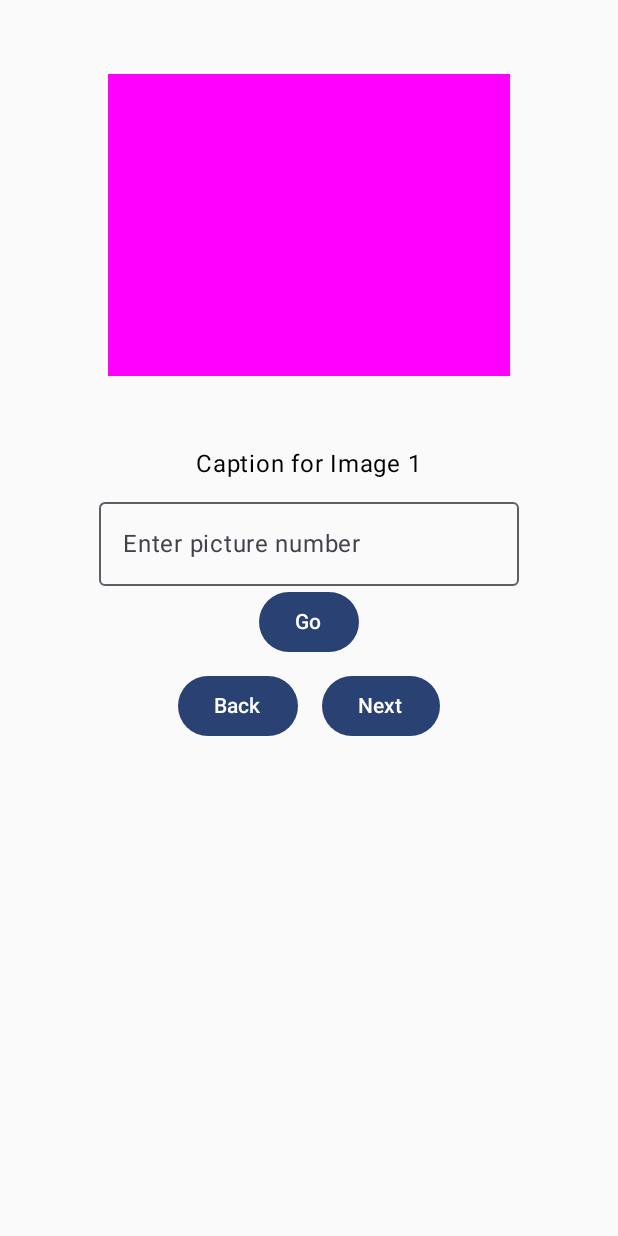
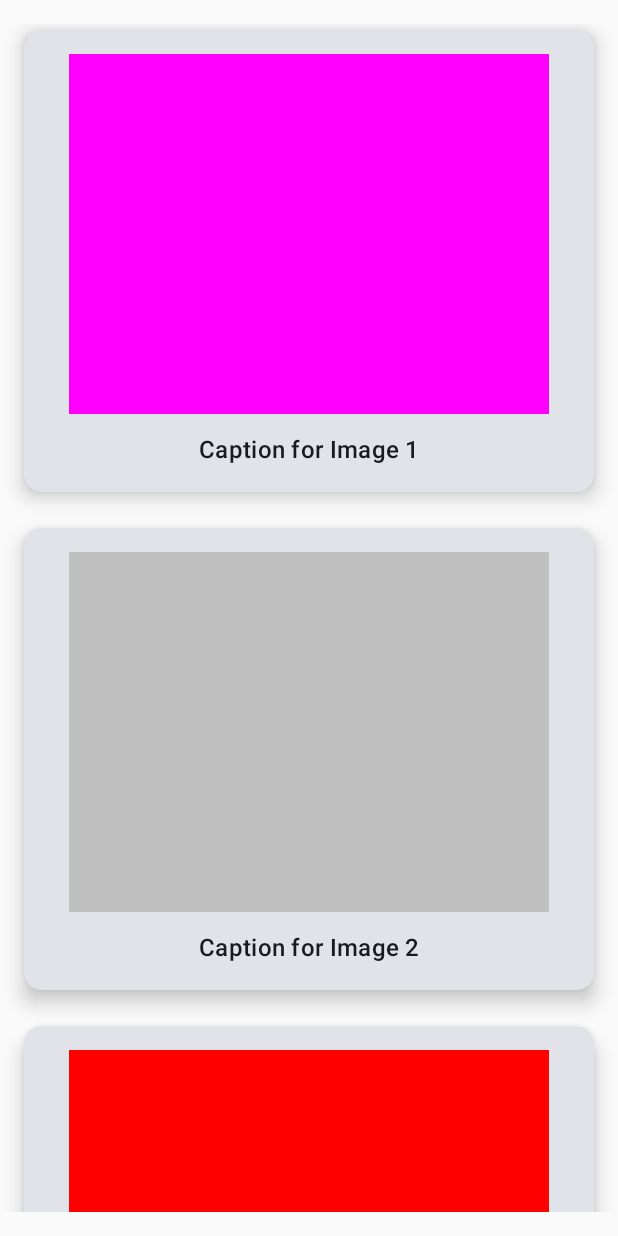
Before and after one commit to BilalA99/SlideshowListApp, an Android app built with Jetpack Compose: the screen it shows after launch (MainActivity), on a phone screen of 412 x 824 dp. Run offline under Robolectric (Android 15) with nearby library versions, the phone set to English and light mode, and no system bars; 1 statement that could not run was skipped.

Commit message:
Convert slideshow app to scrollable list with custom app icon

```diff
--- a/app/src/main/AndroidManifest.xml
+++ b/app/src/main/AndroidManifest.xml
@@ -6,7 +6,7 @@
         android:allowBackup="true"
         android:dataExtractionRules="@xml/data_extraction_rules"
         android:fullBackupContent="@xml/backup_rules"
-        android:icon="@mipmap/ic_launcher"
+        android:icon="@drawable/ic_app_icon"
         android:label="@string/app_name"
         android:roundIcon="@mipmap/ic_launcher_round"
         android:supportsRtl="true"
--- a/app/src/main/java/com/example/slideshowapp/MainActivity.kt
+++ b/app/src/main/java/com/example/slideshowapp/MainActivity.kt
@@ -5,16 +5,16 @@ import androidx.activity.ComponentActivity
 import androidx.activity.compose.setContent
 import androidx.compose.foundation.Image
 import androidx.compose.foundation.layout.*
-import androidx.compose.foundation.text.KeyboardOptions
+import androidx.compose.foundation.lazy.LazyColumn
 import androidx.compose.material3.*
-import androidx.compose.runtime.*
+import androidx.compose.runtime.Composable
 import androidx.compose.ui.Alignment
 import androidx.compose.ui.Modifier
 import androidx.compose.ui.res.painterResource
 import androidx.compose.ui.res.stringResource
+import androidx.compose.ui.text.style.TextAlign
 import androidx.compose.ui.tooling.preview.Preview
 import androidx.compose.ui.unit.dp
-import androidx.compose.ui.text.input.KeyboardType
 import com.example.slideshowapp.ui.theme.SlideshowAppTheme
 
 class MainActivity : ComponentActivity() {
@@ -22,118 +22,80 @@ class MainActivity : ComponentActivity() {
         super.onCreate(savedInstanceState)
         setContent {
             SlideshowAppTheme {
-                SlideshowScreen()
+                SlideListScreen()
             }
         }
     }
 }
 
 @Composable
-fun SlideshowScreen() {
-    var currentIndex by remember { mutableIntStateOf(0) }
-    var textInput by remember { mutableStateOf("") }
-
-    SlideshowContent(
-        currentIndex = currentIndex,
-        textInput = textInput,
-        onNext = { currentIndex = (currentIndex + 1) % 6 }, // cycles through all 6 images
-        onBack = { currentIndex = if (currentIndex == 0) 5 else currentIndex - 1 },
-        onGo = { inputIndex ->
-            if (inputIndex in 1..6) {
-                currentIndex = inputIndex - 1
-            }
-        },
-        onTextInputChange = { textInput = it }
-    )
-}
-
-@Composable
-fun SlideshowContent(
-    currentIndex: Int,
-    textInput: String,
-    onNext: () -> Unit,
-    onBack: () -> Unit,
-    onGo: (Int) -> Unit,
-    onTextInputChange: (String) -> Unit
-) {
-    val images = listOf(
-        R.drawable.image1, R.drawable.image2, R.drawable.image3,
-        R.drawable.image4, R.drawable.image5, R.drawable.image6
+fun SlideListScreen() {
+    val slideItems = listOf(
+        SlideItem(R.drawable.image1, stringResource(R.string.caption_1)),
+        SlideItem(R.drawable.image2, stringResource(R.string.caption_2)),
+        SlideItem(R.drawable.image3, stringResource(R.string.caption_3)),
+        SlideItem(R.drawable.image4, stringResource(R.string.caption_4)),
+        SlideItem(R.drawable.image5, stringResource(R.string.caption_5)),
+        SlideItem(R.drawable.image6, stringResource(R.string.caption_6)),
+        SlideItem(R.drawable.image7, stringResource(R.string.caption_7)),
+        SlideItem(R.drawable.image8, stringResource(R.string.caption_8)),
+        SlideItem(R.drawable.image9, stringResource(R.string.caption_9)),
+        SlideItem(R.drawable.image10, stringResource(R.string.caption_10))
     )
 
-    val captions = listOf(
-        stringResource(R.string.caption_1),
-        stringResource(R.string.caption_2),
-        stringResource(R.string.caption_3),
-        stringResource(R.string.caption_4),
-        stringResource(R.string.caption_5),
-        stringResource(R.string.caption_6)
-    )
-
-    Column(
-        modifier = Modifier.fillMaxSize(),
-        horizontalAlignment = Alignment.CenterHorizontally
+    LazyColumn(
+        modifier = Modifier
+            .fillMaxSize()
+            .padding(16.dp),
+        verticalArrangement = Arrangement.spacedBy(16.dp)
     ) {
-        Image(
-            painter = painterResource(id = images[currentIndex]),
-            contentDescription = null,
-            modifier = Modifier
-                .size(300.dp)
-                .padding(16.dp)
-        )
-
-        Text(
-            text = captions[currentIndex],
-            style = MaterialTheme.typography.bodyLarge
-        )
-
-        Spacer(modifier = Modifier.height(8.dp))
-
-        OutlinedTextField(
-            value = textInput,
-            onValueChange = onTextInputChange,
-            label = { Text(stringResource(R.string.enter_picture_number)) },
-            keyboardOptions = KeyboardOptions.Default.copy(keyboardType = KeyboardType.Number)
-        )
-
-        Button(onClick = { onGo(textInput.toIntOrNull() ?: -1) }) {
-            Text(stringResource(R.string.go_button))
-        }
-
-        Spacer(modifier = Modifier.height(8.dp))
-
-        Row {
-            Button(onClick = onBack) {
-                Text(stringResource(R.string.back_button))
-            }
-
-            Spacer(modifier = Modifier.width(16.dp))
-
-            Button(onClick = onNext) {
-                Text(stringResource(R.string.next_button))
-            }
+        items(slideItems.size) { index ->
+            SlideItemCard(slideItems[index])
         }
     }
 }
 
-@Preview(name = "Interactive Mode", showBackground = true)
 @Composable
-fun PreviewSlideshowScreen() {
-    var currentIndex by remember { mutableIntStateOf(0) }
-    var textInput by remember { mutableStateOf("") }
-
-    SlideshowAppTheme {
-        SlideshowContent(
-            currentIndex = currentIndex,
-            textInput = textInput,
-            onNext = { currentIndex = (currentIndex + 1) % 6 },
-            onBack = { currentIndex = if (currentIndex == 0) 5 else currentIndex - 1 },
-            onGo = { inputIndex ->
-                if (inputIndex in 1..6) {
-                    currentIndex = inputIndex - 1
-                }
-            },
-            onTextInputChange = { textInput = it }
-        )
+fun SlideItemCard(item: SlideItem) {
+    Card(
+        modifier = Modifier
+            .fillMaxWidth()
+            .padding(vertical = 4.dp),
+        elevation = CardDefaults.cardElevation(defaultElevation = 8.dp),
+        shape = MaterialTheme.shapes.medium
+    ) {
+        Column(
+            modifier = Modifier.padding(16.dp),
+            horizontalAlignment = Alignment.CenterHorizontally
+        ) {
+            Image(
+                painter = painterResource(id = item.imageResId),
+                contentDescription = item.caption,
+                modifier = Modifier
+                    .fillMaxWidth()
+                    .height(240.dp),
+                contentScale = ContentScale.Crop
+            )
+            Spacer(modifier = Modifier.height(12.dp))
+            Text(
+                text = item.caption,
+                style = MaterialTheme.typography.titleMedium,
+                textAlign = TextAlign.Center
+            )
+        }
     }
 }
+
+@Preview(showBackground = true)
+@Composable
+fun PreviewSlideListScreen() {
+    SlideshowAppTheme {
+        SlideListScreen()
+    }
+}
+
+
+data class SlideItem(
+    val imageResId: Int,
+    val caption: String
+)
--- a/app/src/main/res/values/strings.xml
+++ b/app/src/main/res/values/strings.xml
@@ -1,11 +1,15 @@
 <resources>
-    <string name="app_name">Slideshow App</string>
+    <string name="app_name">Image List App</string>
     <string name="caption_1">Caption for Image 1</string>
     <string name="caption_2">Caption for Image 2</string>
     <string name="caption_3">Caption for Image 3</string>
     <string name="caption_4">Caption for Image 4</string>
     <string name="caption_5">Caption for Image 5</string>
     <string name="caption_6">Caption for Image 6</string>
+    <string name="caption_7">Caption for Image 7</string>
+    <string name="caption_8">Caption for Image 8</string>
+    <string name="caption_9">Caption for Image 9</string>
+    <string name="caption_10">Caption for Image 10</string>
     <string name="enter_picture_number">Enter picture number</string>
     <string name="go_button">Go</string>
     <string name="back_button">Back</string>
```
Also changed, not shown: app/src/main/res/drawable/ic_app_icon.xml (added, +19 -0 lines), app/src/main/res/drawable/image10.jpg (added), app/src/main/res/drawable/image7.jpg (added), app/src/main/res/drawable/image8.jpg (added), app/src/main/res/drawable/image9.jpg (added), 84 other files.
